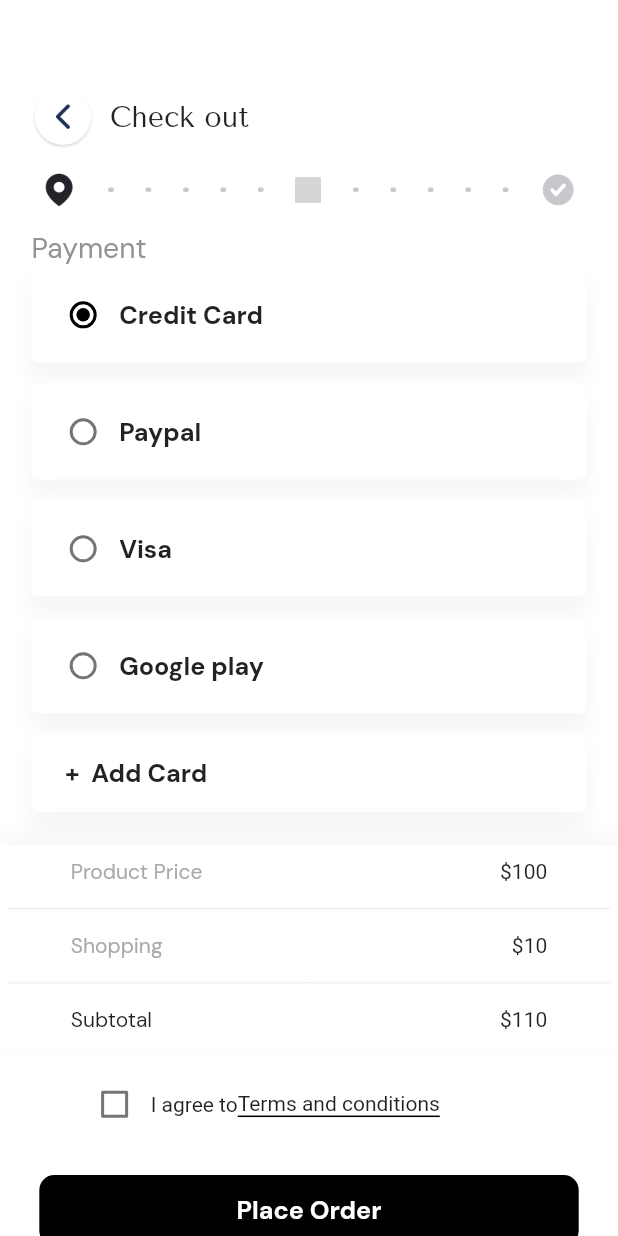
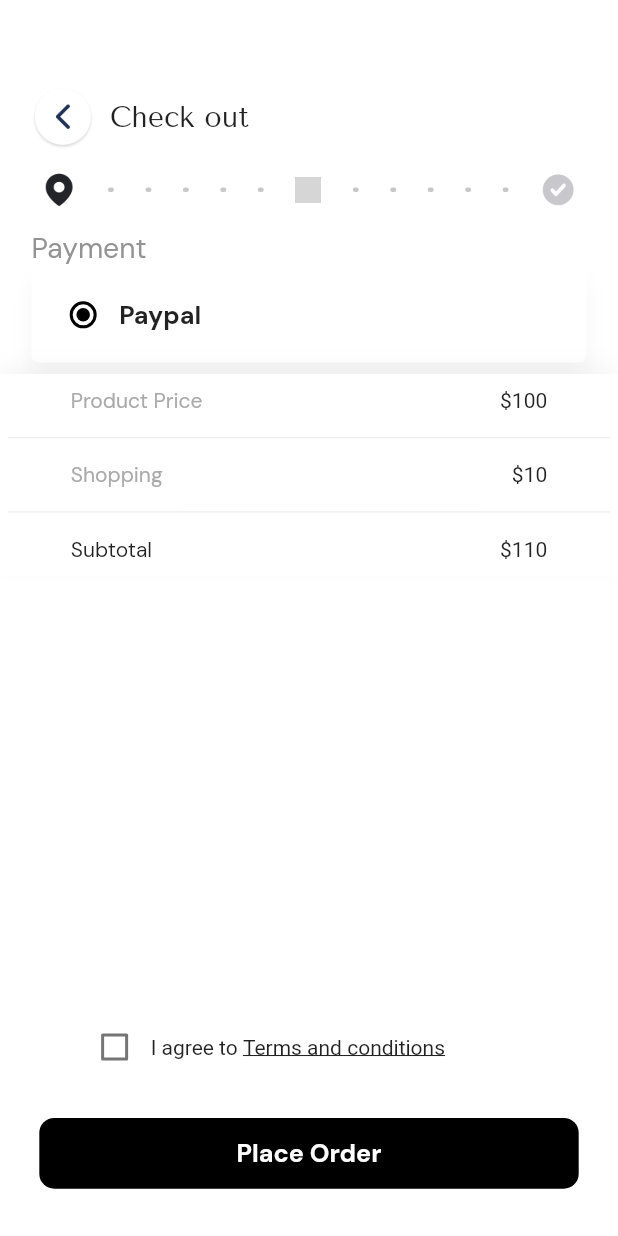
Before and after one commit to Mahmoudmnb/shop_app, a Flutter app: the CheckOutScreen2 screen opened directly, on a phone screen of 412 x 824 dp. Run offline on Flutter 3.47's test engine with Material 2 defaults, Android fonts, the phone set to English and light mode, and no system bars; our stand-ins replace flutter_bloc, flutter_screenutil, geocoding, geolocator, get_it, google_fonts and 8 more; missing offline and left inert: flutter_paypal_checkout; accounts and stored records are empty; grey boxes are pictures that could not be loaded.

Commit message:
working on paypal

```diff
--- a/lib/featurs/main_page/featurs/check_out/cubit/check_out_cubit.dart
+++ b/lib/featurs/main_page/featurs/check_out/cubit/check_out_cubit.dart
@@ -10,7 +10,7 @@ class CheckOutCubit extends Cubit<CheckOutState> {
   static CheckOutCubit get(context) => BlocProvider.of(context);
   String selectAddress = 'My Home';
   String selectMethod = 'In store pick-up';
-  String selectPayment = 'Credit Card';
+  String selectPayment = 'Paypal';
   changeAddress(String address) {
     selectAddress = address;
     emit(ChangeAddressState());
--- a/lib/featurs/main_page/featurs/check_out/screens/first_step.dart
+++ b/lib/featurs/main_page/featurs/check_out/screens/first_step.dart
@@ -1,7 +1,6 @@
 import 'package:flutter/material.dart';
 import 'package:flutter_screenutil/flutter_screenutil.dart';
 import 'package:shop_app/gogole_map.dart';
-import 'package:toast/toast.dart';
 
 import '../models/address_model.dart';
 import '../widget/check_out_address.dart';
--- a/lib/featurs/main_page/featurs/check_out/screens/second_step.dart
+++ b/lib/featurs/main_page/featurs/check_out/screens/second_step.dart
@@ -1,20 +1,25 @@
+import 'dart:developer';
+
 import 'package:flutter/material.dart';
 import 'package:flutter_bloc/flutter_bloc.dart';
 import 'package:flutter_paypal_checkout/flutter_paypal_checkout.dart';
 import 'package:flutter_screenutil/flutter_screenutil.dart';
-
+import 'package:shop_app/core/internet_info.dart';
+import 'package:shop_app/featurs/main_page/featurs/check_out/screens/third_step.dart';
+import 'package:shop_app/featurs/main_page/featurs/shopping_bag/cubits/products_cubit/products_cubit.dart';
 import '../cubit/check_out_cubit.dart';
 import '../widget/calculate_card.dart';
 import '../widget/payment_method_card.dart';
 import '../widget/point.dart';
-import 'third_step.dart';
 
 class CheckOutScreen2 extends StatelessWidget {
   const CheckOutScreen2({super.key});
 
   @override
   Widget build(BuildContext context) {
-    List<String> payment = ['Credit Card', 'Paypal', 'Visa', 'Google play'];
+    // List<String> payment = ['Credit Card', 'Paypal', 'Visa', 'Google play'];
+    List<String> payment = ['Paypal'];
+
     return Scaffold(
       backgroundColor: Colors.white,
       body: Column(
@@ -32,9 +37,7 @@ class CheckOutScreen2 extends StatelessWidget {
                       width: 40.w,
                       image: const AssetImage("assets/images/backicon.png"),
                     )),
-                SizedBox(
-                  width: 10.w,
-                ),
+                SizedBox(width: 10.w),
                 Text(
                   "Check out",
                   style: TextStyle(fontSize: 18.sp, fontFamily: 'Tenor Sans'),
@@ -42,24 +45,21 @@ class CheckOutScreen2 extends StatelessWidget {
               ],
             ),
           ),
-          Expanded(
-            child: SingleChildScrollView(
-              physics: const BouncingScrollPhysics(),
+          SizedBox(
+            height: 740.h,
             child: Column(
               children: [
                 Container(
                   padding: EdgeInsets.only(left: 20.w, right: 20.w),
                   child: Column(children: [
-                      SizedBox(
-                        height: 15.h,
-                      ),
+                    SizedBox(height: 15.h),
                     Row(
                       children: [
                         const Spacer(),
                         Image(
                             height: 24.h,
-                              image: const AssetImage(
-                                  'assets/images/location.png')),
+                            image:
+                                const AssetImage('assets/images/location.png')),
                         SizedBox(
                           width: 10.w,
                         ),
@@ -68,24 +68,17 @@ class CheckOutScreen2 extends StatelessWidget {
                         const CheckOutPoint(),
                         const CheckOutPoint(),
                         const CheckOutPoint(),
-                          SizedBox(
-                            width: 10.w,
-                          ),
+                        SizedBox(width: 10.w),
                         Image(
                             height: 18.h,
-                              image:
-                                  const AssetImage('assets/images/card.png')),
-                          SizedBox(
-                            width: 10.w,
-                          ),
+                            image: const AssetImage('assets/images/card.png')),
+                        SizedBox(width: 10.w),
                         const CheckOutPoint(),
                         const CheckOutPoint(),
                         const CheckOutPoint(),
                         const CheckOutPoint(),
                         const CheckOutPoint(),
-                          SizedBox(
-                            width: 10.w,
-                          ),
+                        SizedBox(width: 10.w),
                         Image(
                             height: 25.h,
                             image: const AssetImage(
@@ -107,9 +100,8 @@ class CheckOutScreen2 extends StatelessWidget {
                     ListView.separated(
                       shrinkWrap: true,
                       physics: const BouncingScrollPhysics(),
-                        separatorBuilder: (context, index) => SizedBox(
-                          height: 15.h,
-                        ),
+                      separatorBuilder: (context, index) =>
+                          SizedBox(height: 15.h),
                       itemCount: payment.length,
                       itemBuilder: (BuildContext context, int index) {
                         return PaymentMethodCard(
@@ -117,38 +109,35 @@ class CheckOutScreen2 extends StatelessWidget {
                         );
                       },
                     ),
-                      Container(
-                        padding: EdgeInsets.only(
-                            left: 10.w, top: 15.h, right: 20.w, bottom: 15.h),
-                        margin: EdgeInsets.symmetric(vertical: 15.h),
-                        width: double.infinity,
-                        decoration: BoxDecoration(
-                            boxShadow: [
-                              BoxShadow(
-                                  offset: const Offset(0, 11),
-                                  blurRadius: 11,
-                                  color: Colors.black.withOpacity(0.04))
-                            ],
-                            color: Colors.white,
-                            borderRadius: BorderRadius.circular(5)),
-                        child: Text(
-                          "   +  Add Card",
-                          textAlign: TextAlign.start,
-                          style: TextStyle(
-                              fontSize: 16.sp,
-                              fontWeight: FontWeight.w600,
-                              fontFamily: 'DM Sans'),
-                        ),
-                      )
+                    // Container(
+                    //   padding: EdgeInsets.only(
+                    //       left: 10.w, top: 15.h, right: 20.w, bottom: 15.h),
+                    //   margin: EdgeInsets.symmetric(vertical: 15.h),
+                    //   width: double.infinity,
+                    //   decoration: BoxDecoration(
+                    //       boxShadow: [
+                    //         BoxShadow(
+                    //             offset: const Offset(0, 11),
+                    //             blurRadius: 11,
+                    //             color: Colors.black.withOpacity(0.04))
+                    //       ],
+                    //       color: Colors.white,
+                    //       borderRadius: BorderRadius.circular(5)),
+                    //   child: Text(
+                    //     "   +  Add Card",
+                    //     textAlign: TextAlign.start,
+                    //     style: TextStyle(
+                    //         fontSize: 16.sp,
+                    //         fontWeight: FontWeight.w600,
+                    //         fontFamily: 'DM Sans'),
+                    //   ),
+                    // )
                   ]),
                 ),
-                  SizedBox(
-                    height: 8.h,
-                  ),
+                SizedBox(height: 8.h),
                 const CalculateCard(),
-                  SizedBox(
-                    height: 15.h,
-                  ),
+                SizedBox(height: 15.h),
+                const Spacer(),
                 BlocConsumer<CheckOutCubit, CheckOutState>(
                   listener: (context, state) {},
                   builder: (context, state) {
@@ -162,12 +151,20 @@ class CheckOutScreen2 extends StatelessWidget {
                             onChanged: (value) {
                               cubit.changeAgree(value!);
                             }),
-                          const Text("I agree to"),
                         GestureDetector(
-                            child: Container(
-                                decoration: const BoxDecoration(
-                                    border: Border(bottom: BorderSide())),
-                                child: const Text("Terms and conditions")),
+                          onTap: () {
+                            cubit.changeAgree(!cubit.agree);
+                          },
+                          child: const Row(
+                            children: [
+                              Text("I agree to "),
+                              Text(
+                                "Terms and conditions",
+                                style: TextStyle(
+                                    decoration: TextDecoration.underline),
+                              ),
+                            ],
+                          ),
                         )
                       ],
                     );
@@ -175,7 +172,27 @@ class CheckOutScreen2 extends StatelessWidget {
                 ),
                 GestureDetector(
                   onTap: () {
-                      Navigator.of(context).push(MaterialPageRoute(
+                    if (context.read<CheckOutCubit>().agree) {
+                      InternetInfo.isconnected().then((value) {
+                        if (value) {
+                          List<Map<String, dynamic>> p = [];
+                          List<Map<String, dynamic>> product =
+                              context.read<AddToCartCubit>().products;
+                          double totalPrice =
+                              context.read<AddToCartCubit>().totalPrice();
+                          for (var element in product) {
+                            p.add(
+                              {
+                                "name": element['productName'],
+                                "quantity": element['quantity'],
+                                "price": element['price'].toString(),
+                                "currency": "USD"
+                              },
+                            );
+                          }
+                          Navigator.of(context)
+                              .push(
+                            MaterialPageRoute(
                               builder: (context) => PaypalCheckout(
                                 sandboxMode: true,
                                 clientId:
@@ -184,13 +201,13 @@ class CheckOutScreen2 extends StatelessWidget {
                                     "EPq3lvVP9vliuW1fcfOyWArAlU_Zmbg6x-y_kHkgFzSlJGFNOQz6aila9mrzbUIl9UrxIiqcP5sHuzW4",
                                 returnURL: "success.snippetcoder.com",
                                 cancelURL: "cancel.snippetcoder.com",
-                          transactions: const [
+                                transactions: [
                                   {
                                     "amount": {
-                                "total": '70',
+                                      "total": '$totalPrice',
                                       "currency": "USD",
                                       "details": {
-                                  "subtotal": '70',
+                                        "subtotal": '$totalPrice',
                                         "shipping": '0',
                                         "shipping_discount": 0
                                       }
@@ -198,22 +215,9 @@ class CheckOutScreen2 extends StatelessWidget {
                                     "description":
                                         "The payment transaction description.",
                                     "item_list": {
-                                "items": [
-                                  {
-                                    "name": "Apple",
-                                    "quantity": 4,
-                                    "price": '5',
-                                    "currency": "USD"
-                                  },
-                                  {
-                                    "name": "Pineapple",
-                                    "quantity": 5,
-                                    "price": '10',
-                                    "currency": "USD"
-                                  }
-                                ],
+                                      "items": p,
                                       // shipping address is Optional
-                                "shipping_address": {
+                                      "shipping_address": const {
                                         "recipient_name": "Raman Singh",
                                         "line1": "Delhi",
                                         "line2": "",
@@ -228,24 +232,46 @@ class CheckOutScreen2 extends StatelessWidget {
                                 ],
                                 note: "PAYMENT_NOTE",
                                 onSuccess: (Map params) async {
-                            print("onSuccess: $params");
+                                  log("onSuccess: $params");
                                 },
                                 onError: (error) {
-                            print("onError: $error");
+                                  log("onError: $error");
+                                  showMessage(context,
+                                      'Please you have to turn on VPN');
                                   Navigator.pop(context);
                                 },
                                 onCancel: () {
-                            print('cancelled:');
+                                  log('cancelled:');
                                 },
                               ),
+                            ),
+                          )
+                              .then((value) {
+                            if (value != null && value) {
+                            } else {
+                              //! i hve to clear add to cart products and add it to orders cart
+                              //! upload product to server
+                              Navigator.of(context)
+                                  .pushReplacement(MaterialPageRoute(
+                                builder: (context) => const CheckOutScreen3(),
                               ));
+                            }
+                          });
+                        } else {
+                          showMessage(
+                              context, 'Check you internet connection ');
+                        }
+                      });
+                    } else {
+                      showMessage(context, 'You have to accept to our terms ');
+                    }
                     // Navigator.of(context).push(MaterialPageRoute(
                     //   builder: (context) => const CheckOutScreen3(),
                     // ));
                   },
                   child: Container(
-                      margin: EdgeInsets.symmetric(
-                          vertical: 24.h, horizontal: 25.w),
+                    margin:
+                        EdgeInsets.symmetric(vertical: 24.h, horizontal: 25.w),
                     width: double.infinity,
                     padding: EdgeInsets.symmetric(
                       vertical: 13.h,
@@ -267,9 +293,23 @@ class CheckOutScreen2 extends StatelessWidget {
               ],
             ),
           ),
-          ),
         ],
       ),
     );
   }
+
+  void showMessage(BuildContext context, String text) {
+    ScaffoldMessenger.of(context).showSnackBar(SnackBar(
+        shape: const OutlineInputBorder(
+            borderSide: BorderSide.none,
+            borderRadius: BorderRadius.only(
+                topLeft: Radius.circular(10), topRight: Radius.circular(10))),
+        backgroundColor: Colors.grey,
+        content: Center(
+          child: Text(
+            text,
+            style: TextStyle(fontSize: 18.sp),
+          ),
+        )));
   }
+}
--- a/lib/featurs/main_page/featurs/check_out/widget/payment_method_card.dart
+++ b/lib/featurs/main_page/featurs/check_out/widget/payment_method_card.dart
@@ -11,9 +11,7 @@ class PaymentMethodCard extends StatelessWidget {
   @override
   Widget build(BuildContext context) {
     return BlocConsumer<CheckOutCubit, CheckOutState>(
-      listener: (context, state) {
-        // TODO: implement listener
-      },
+      listener: (context, state) {},
       builder: (context, state) {
         CheckOutCubit cubit = CheckOutCubit.get(context);
         return Container(
--- a/lib/featurs/main_page/featurs/shopping_bag/screens/shopping_bag_screen.dart
+++ b/lib/featurs/main_page/featurs/shopping_bag/screens/shopping_bag_screen.dart
@@ -1,5 +1,3 @@
-import 'dart:developer';
-
 import 'package:flutter/material.dart';
 import 'package:flutter_bloc/flutter_bloc.dart';
 import 'package:flutter_screenutil/flutter_screenutil.dart';
--- a/lib/featurs/main_page/featurs/shopping_bag/widgets/shopping_bag_body.dart
+++ b/lib/featurs/main_page/featurs/shopping_bag/widgets/shopping_bag_body.dart
@@ -5,7 +5,6 @@ import 'package:flutter_screenutil/flutter_screenutil.dart';
 import '../../products_view/models/add_to_cart_product_model.dart';
 import '../cubits/item_product_cubit/item_product_cubit.dart';
 import '../cubits/products_cubit/products_cubit.dart';
-import 'custom_app_bar.dart';
 import 'info_card.dart';
 import 'product_item.dart';
 
```
Lines whose indentation alone changed are shown as unchanged.
